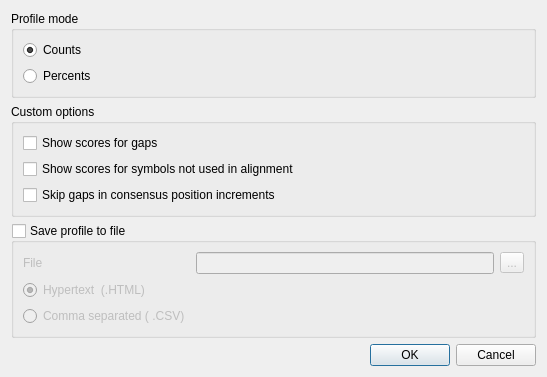
violethaze74/ugene, file src/plugins/dna_stat/src/DNAStatMSAProfileDialog.ui: the form before one commit.
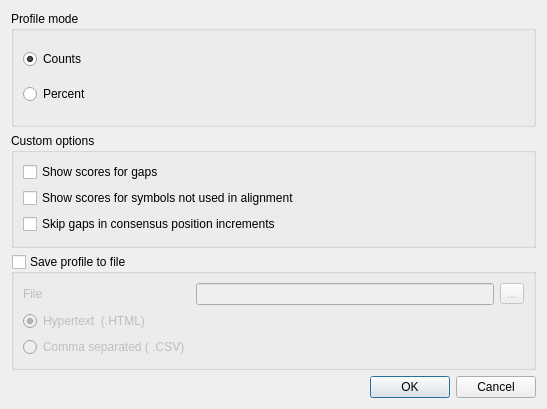
The form after the commit.

Commit message: UGENE-3709. Generate distance matrix: GUI improvements

```diff
--- a/src/plugins/dna_stat/src/DNAStatMSAProfileDialog.ui
+++ b/src/plugins/dna_stat/src/DNAStatMSAProfileDialog.ui
@@ -7,7 +7,7 @@
     <x>0</x>
     <y>0</y>
     <width>547</width>
-    <height>327</height>
+    <height>409</height>
    </rect>
   </property>
   <property name="windowTitle">
@@ -33,7 +33,7 @@
       <item row="1" column="0">
        <widget class="QRadioButton" name="percentsRB">
         <property name="text">
-         <string>Percents</string>
+         <string>Percent</string>
         </property>
        </widget>
       </item>
```
The commit also changes 5 other files.
